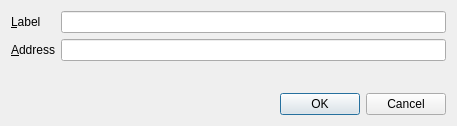
Before: the Qt Designer form src/qt/forms/editaddressdialog.ui in Xyb0rg/caishen, drawn with Qt 5.
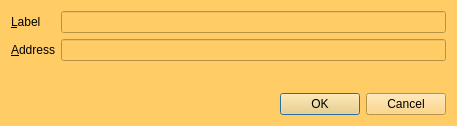
After: the same form once the commit is applied.

What changed in the file:
```diff
--- a/src/qt/forms/editaddressdialog.ui
+++ b/src/qt/forms/editaddressdialog.ui
@@ -13,6 +13,10 @@
   <property name="windowTitle">
    <string>Edit Address</string>
   </property>
+  <property name="styleSheet">
+   <string notr="true">background-color: rgb(255, 204, 102);
+alternate-background-color: rgb(255, 204, 102);</string>
+  </property>
   <layout class="QVBoxLayout" name="verticalLayout">
    <item>
     <layout class="QFormLayout" name="formLayout">
```
